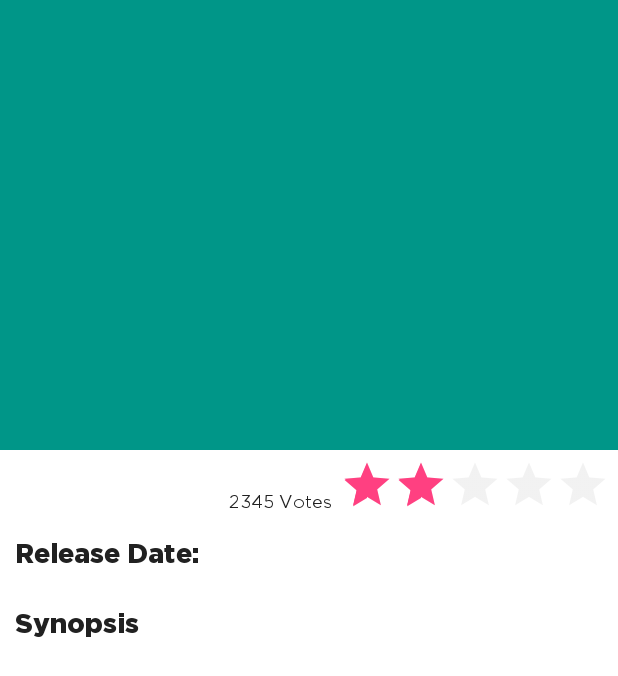
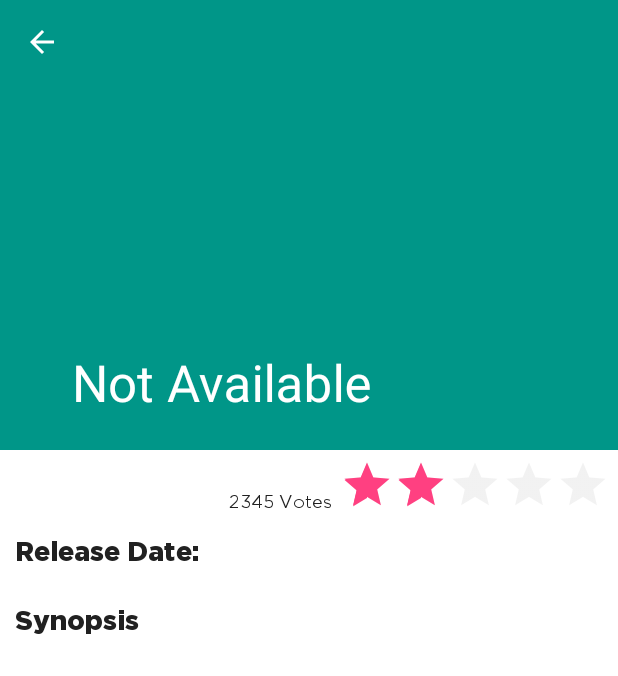
Before and after one commit to Sneha010/UdacityNanodegree, an Android app: the MovieDetailActivity screen opened directly, with no data from a screen before it, on a phone screen of 412 x 824 dp. Shown: the top 676 px of the screen. Run offline under Robolectric (Android 15) with nearby library versions, the phone set to English and light mode, and no system bars; our stand-ins replace ButterKnife, Picasso; libraries missing offline, so code that uses them is left out: android.support.v7; pictures from the network do not load; 6 statements that could not run were skipped.

Commit message:
Added collapsablelayout

```diff
--- a/app/src/main/java/com/udacity/myappportfolio/MovieDetailActivity.java
+++ b/app/src/main/java/com/udacity/myappportfolio/MovieDetailActivity.java
@@ -6,8 +6,13 @@ import android.graphics.drawable.BitmapDrawable;
 import android.graphics.drawable.LayerDrawable;
 import android.os.Bundle;
 import android.support.annotation.Nullable;
+import android.support.design.widget.CollapsingToolbarLayout;
 import android.support.v4.graphics.drawable.DrawableCompat;
 import android.support.v7.graphics.Palette;
+import android.support.v7.widget.Toolbar;
+import android.view.Menu;
+import android.view.MenuInflater;
+import android.view.MenuItem;
 import android.widget.ImageView;
 import android.widget.RatingBar;
 import android.widget.TextView;
@@ -26,6 +31,12 @@ import butterknife.ButterKnife;
  * Created by HP on 1/17/2016.
  */
 public class MovieDetailActivity extends BaseActivity {
+
+    @Bind(R.id.toolbar)
+    Toolbar toolbar;
+
+    @Bind(R.id.collapsingToolbar)
+    CollapsingToolbarLayout collapsingToolbarLayout;
 
     @Bind(R.id.iv_movie_poster)
     ImageView iv_movie_poster;
@@ -49,6 +60,10 @@ public class MovieDetailActivity extends BaseActivity {
         super.onCreate(savedInstanceState);
         setContentView(R.layout.movie_detail_main_layout);
         ButterKnife.bind(this);
+
+        setSupportActionBar(toolbar);
+        getSupportActionBar().setDisplayHomeAsUpEnabled(true);
+
 
         if(getIntent()!=null){
             movie = getIntent().getParcelableExtra("movieBean");
@@ -80,6 +95,11 @@ public class MovieDetailActivity extends BaseActivity {
         //DrawableCompat.setTint(DrawableCompat.wrap(layerDrawable.getDrawable(1)), Color.BLUE); // Partial star
         DrawableCompat.setTint(DrawableCompat.wrap(layerDrawable.getDrawable(2)), getResources().getColor(R.color.colorAccent));  // Full star
 
+        if(MyUtil.notEmpty(movie.getOriginal_title())){
+            collapsingToolbarLayout.setTitle(movie.getOriginal_title());
+        }else
+            collapsingToolbarLayout.setTitle(getResources().getString(R.string.not_available));
+
         if(movie.getVote_count()!=0)
         {
             tv_VoteCount.setText(movie.getVote_count()+" Votes");
@@ -109,5 +129,30 @@ public class MovieDetailActivity extends BaseActivity {
 
     }
 
+    public boolean onCreateOptionsMenu(Menu menu) {
+        MenuInflater inflater = getMenuInflater();
+        inflater.inflate(R.menu.main, menu);
+        return super.onCreateOptionsMenu(menu);
+    }
+
+    @Override
+    public boolean onPrepareOptionsMenu(Menu menu) {
+
+        return super.onPrepareOptionsMenu(menu);
 
     }
+
+    @Override
+    public boolean onOptionsItemSelected(MenuItem item) {
+
+        try {
+            finish();
+
+        } catch (Exception e) {
+        }
+        return true;
+    }
+
+
+
+}
--- a/app/src/main/res/layout/movie_detail_main_layout.xml
+++ b/app/src/main/res/layout/movie_detail_main_layout.xml
@@ -9,7 +9,7 @@
     >
 
     <android.support.design.widget.AppBarLayout
-        android:id="@+id/main.appbar"
+        android:id="@+id/appbarLayout"
         android:layout_width="match_parent"
         android:layout_height="300dp"
         android:theme="@style/ThemeOverlay.AppCompat.Dark.ActionBar"
@@ -17,7 +17,7 @@
         >
 
         <android.support.design.widget.CollapsingToolbarLayout
-            android:id="@+id/main.collapsing"
+            android:id="@+id/collapsingToolbar"
             android:layout_width="match_parent"
             android:layout_height="match_parent"
             app:layout_scrollFlags="scroll|exitUntilCollapsed"
@@ -37,7 +37,7 @@
                 />
 
             <android.support.v7.widget.Toolbar
-                android:id="@+id/main.toolbar"
+                android:id="@+id/toolbar"
                 android:layout_width="match_parent"
                 android:layout_height="?attr/actionBarSize"
                 app:popupTheme="@style/ThemeOverlay.AppCompat.Light"
@@ -111,7 +111,7 @@
                     android:layout_width="0dp"
                     android:layout_height="wrap_content"
                     android:layout_weight="1.2"
-                    android:textSize="@dimen/xlarge_text_size"
+                    android:textSize="@dimen/large_text_size"
                     android:textColor="@color/primaryTextColor"/>
             </LinearLayout>
 
@@ -133,6 +133,7 @@
                 android:textSize="@dimen/large_text_size"
                 android:textColor="@color/secondaryTextColor"
                 android:layout_below="@id/tv_SynopsisLabel"
+                android:lineSpacingExtra="3dp"
                 android:layout_margin="10dp"
                 />
             </RelativeLayout>
--- /dev/null
+++ b/app/src/main/res/menu/main.xml
@@ -0,0 +1,4 @@
+<?xml version="1.0" encoding="utf-8"?>
+<menu>
+
+</menu>
--- a/app/src/main/res/values/strings.xml
+++ b/app/src/main/res/values/strings.xml
@@ -22,6 +22,7 @@
     <string name="no_results">Sorry,No Results Found.</string>
     <string name="no_internet">No Internet Connectivity</string>
     <string name="server_error">Could not connect to server,\n Please try again later!</string>
+    <string name="not_available">Not Available</string>
 
     <!--Movie Info Part-->
     <string name="release_date">Release Date:</string>
```
